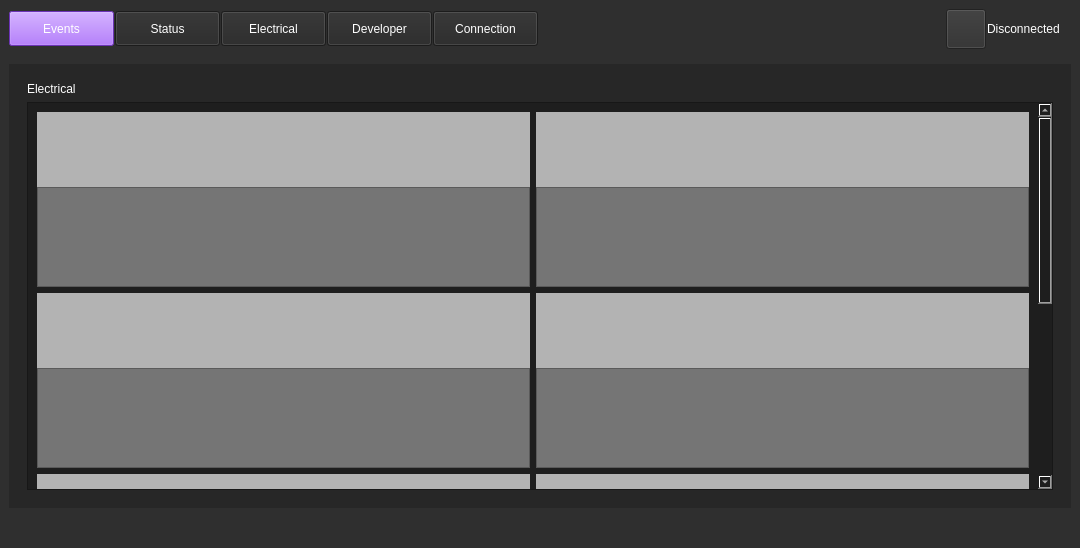
First picture: the form in weapon-system-support-software/mainwindow.ui, repository Team-Controller-NAU/Controller, before the edit.
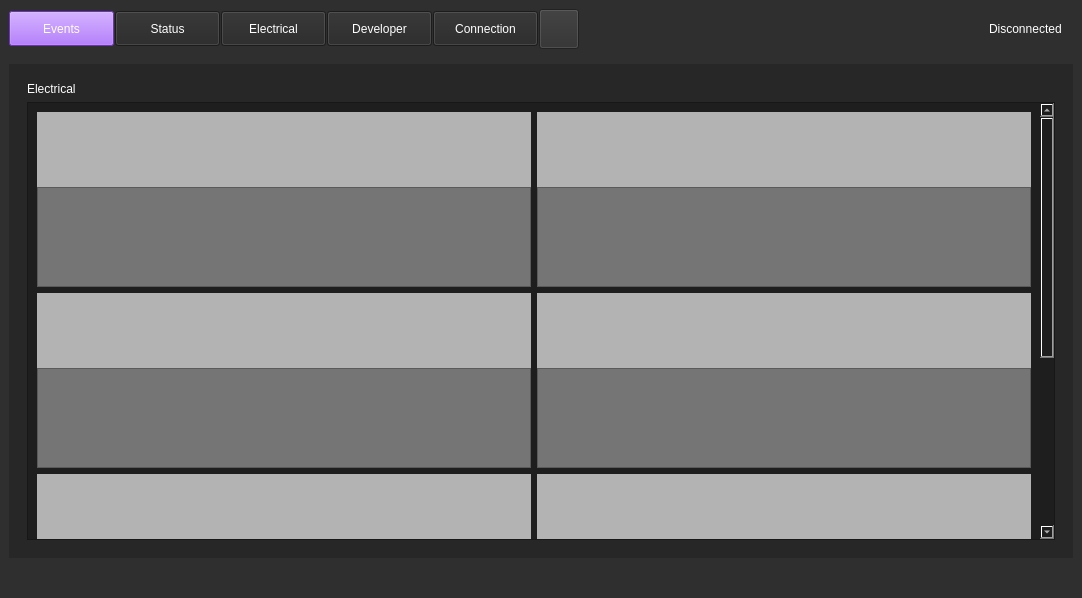
Second picture: the form after the edit. The open tabs and pages were chosen to show the change. Icons and pictures are not drawn. Custom widgets are drawn as their Qt base class.

Patch:
```diff
--- a/weapon-system-support-software/mainwindow.ui
+++ b/weapon-system-support-software/mainwindow.ui
@@ -9,8 +9,8 @@
    <rect>
     <x>0</x>
     <y>0</y>
-    <width>994</width>
-    <height>548</height>
+    <width>1082</width>
+    <height>598</height>
    </rect>
   </property>
   <property name="minimumSize">
@@ -208,6 +208,23 @@
          </property>
         </widget>
        </item>
+       <item>
+        <widget class="QPushButton" name="SettingsPageButton">
+         <property name="minimumSize">
+          <size>
+           <width>40</width>
+           <height>40</height>
+          </size>
+         </property>
+         <property name="styleSheet">
+          <string notr="true">border-image: url(://resources/Images/whiteSettings.png);
+</string>
+         </property>
+         <property name="text">
+          <string/>
+         </property>
+        </widget>
+       </item>
        <item>
         <spacer name="horizontalSpacer_9">
          <property name="orientation">
@@ -221,23 +238,6 @@
          </property>
         </spacer>
        </item>
-       <item>
-        <widget class="QPushButton" name="SettingsPageButton">
-         <property name="minimumSize">
-          <size>
-           <width>40</width>
-           <height>40</height>
-          </size>
-         </property>
-         <property name="styleSheet">
-          <string notr="true">border-image: url(://resources/Images/whiteSettings.png);
-</string>
-         </property>
-         <property name="text">
-          <string/>
-         </property>
-        </widget>
-       </item>
        <item alignment="Qt::AlignRight|Qt::AlignVCenter">
         <widget class="QLabel" name="connectionLabel">
          <property name="sizePolicy">
@@ -1668,7 +1668,7 @@
                  <rect>
                   <x>0</x>
                   <y>0</y>
-                  <width>922</width>
+                  <width>892</width>
                   <height>736</height>
                  </rect>
                 </property>
```
Left out of the diff: 4 changed lines with no effect on the pictures.
